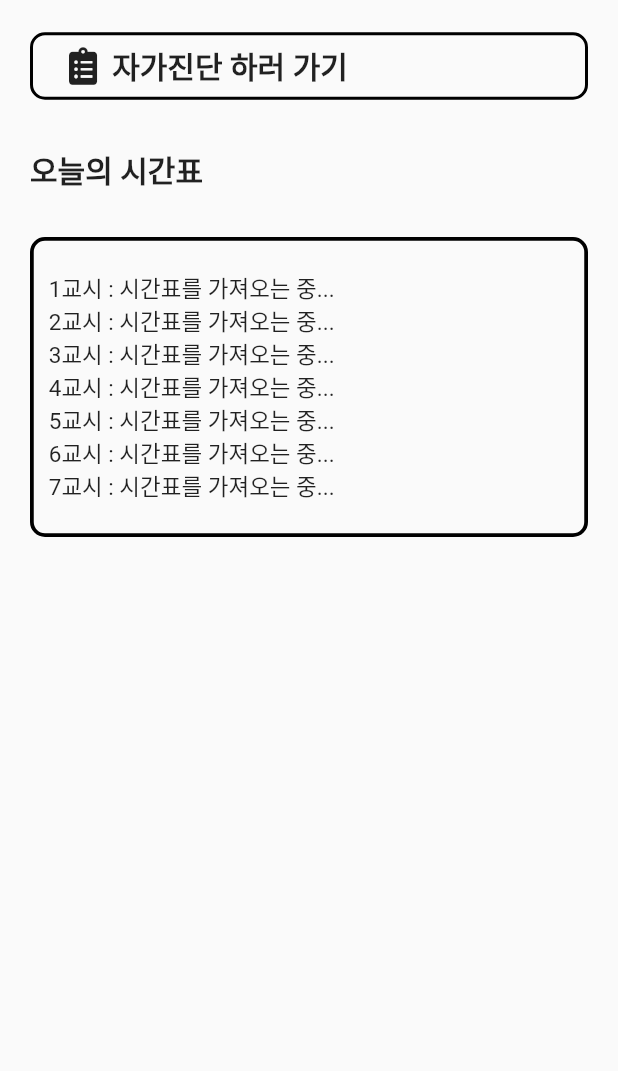
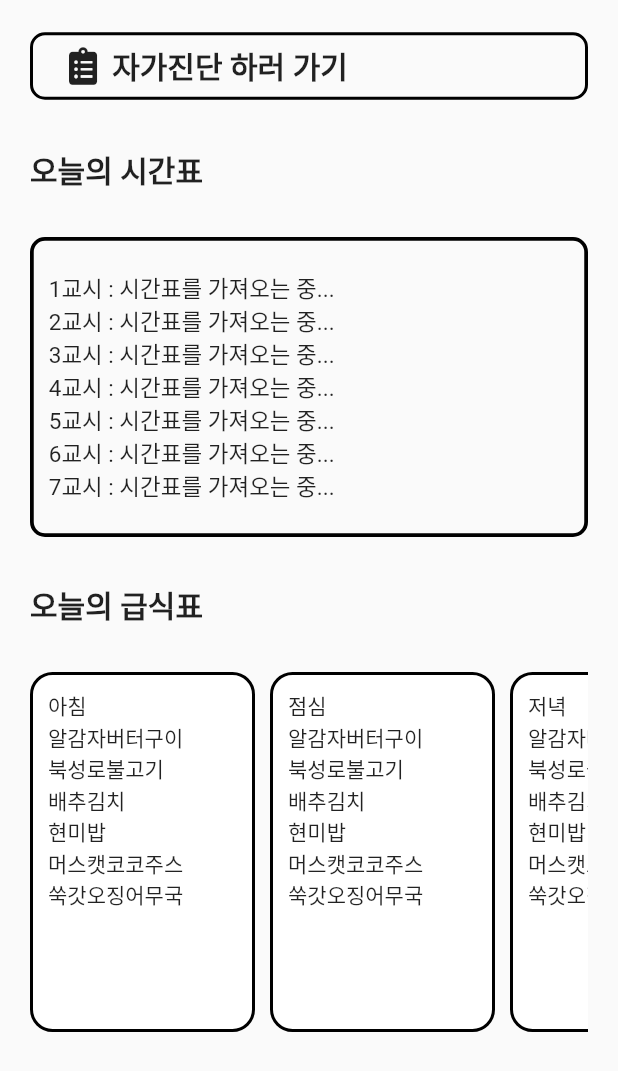
Before and after one commit to diebjackal/school_Imformation, a Flutter app: the screen it shows after launch, on a phone screen of 412 x 824 dp. Shown: the top 1071 px of the screen. Run offline on Flutter 3.47's test engine with Material 2 defaults, Android fonts, the phone set to English and light mode, and no system bars; our stand-ins replace date_format, font_awesome_flutter; missing offline and left inert: schoo_imformation; network calls fail.

Commit message:
[add] 급식
급식 리스트뷰 구현

```diff
--- a/lib/main.dart
+++ b/lib/main.dart
@@ -1,5 +1,6 @@
 import 'package:flutter/cupertino.dart';
 import 'package:flutter/material.dart';
+import 'package:school_imformation/screens/mealTimeTable.dart';
 import 'package:school_imformation/screens/selfDiagnosisScreen.dart';
 import 'package:school_imformation/screens/timeTableScreen.dart';
 import 'package:school_imformation/service/service.dart';
@@ -59,6 +60,7 @@ class _MyHomePageState extends State<MyHomePage> {
             children: [
               SelfDiagnosis(),
               TimeTable(isLoading: isLoading, subject: subject),
+              MealTimeTable(),
             ],
           ),
         ),
--- /dev/null
+++ b/lib/screens/mealTimeTable.dart
@@ -0,0 +1,61 @@
+import 'package:flutter/material.dart';
+import 'package:school_imformation/utility/constants.dart';
+
+class MealTimeTable extends StatefulWidget {
+  @override
+  _MealTimeTableState createState() => _MealTimeTableState();
+}
+
+class _MealTimeTableState extends State<MealTimeTable> {
+  List<String> mealTime = ["아침", "점심", "저녁"];
+  List<String> meal = [
+    "알감자버터구이",
+    "북성로불고기",
+    "배추김치",
+    "현미밥",
+    "머스캣코코주스",
+    "쑥갓오징어무국"
+  ];
+  @override
+  Widget build(BuildContext context) {
+    return Column(
+      crossAxisAlignment: CrossAxisAlignment.start,
+      children: <Widget>[
+        Padding(
+          padding: const EdgeInsets.symmetric(vertical: 30),
+          child: Text(
+            "오늘의 급식표",
+            style: todayTimeTableTextStyle,
+          ),
+        ),
+        Container(
+          height: 240,
+          child: ListView.builder(
+            scrollDirection: Axis.horizontal,
+            itemCount: 3,
+            itemBuilder: (context, index) {
+              return Container(
+                margin: EdgeInsets.only(right: 10),
+                padding: EdgeInsets.all(10),
+                width: 150,
+                decoration: BoxDecoration(
+                  color: Colors.white,
+                  borderRadius: BorderRadius.circular(15),
+                  border: Border.all(color: Colors.black, width: 2),
+                ),
+                child: Column(
+                  crossAxisAlignment: CrossAxisAlignment.start,
+                  children: [
+                    Text("${mealTime[index]}"),
+                    for (int index = 0; index < meal.length; index++)
+                      Text('${meal[index]}'),
+                  ],
+                ),
+              );
+            },
+          ),
+        ),
+      ],
+    );
+  }
+}
--- a/lib/screens/selfDiagnosisScreen.dart
+++ b/lib/screens/selfDiagnosisScreen.dart
@@ -1,5 +1,6 @@
 import 'package:flutter/material.dart';
 import 'package:font_awesome_flutter/font_awesome_flutter.dart';
+import 'package:school_imformation/utility/constants.dart';
 import 'package:url_launcher/url_launcher.dart';
 
 class SelfDiagnosis extends StatefulWidget {
@@ -13,24 +14,14 @@ class _SelfDiagnosisState extends State<SelfDiagnosis> {
   @override
   Widget build(BuildContext context) {
     return FlatButton(
-      shape: RoundedRectangleBorder(
-        side:
-            BorderSide(color: Colors.black, width: 2, style: BorderStyle.solid),
-        borderRadius: BorderRadius.circular(10),
-      ),
+      shape: selfDiagnosisButtonShape(),
       onPressed: () => launch(_selfDiagnosis),
       child: Row(
         children: <Widget>[
           Padding(
               padding: EdgeInsets.all(10),
-              child: FaIcon(
-                FontAwesomeIcons.clipboardList,
-                size: 25,
-              )),
-          Text(
-            "자가진단 하러 가기",
-            style: TextStyle(fontWeight: FontWeight.bold, fontSize: 20),
-          ),
+              child: FaIcon(FontAwesomeIcons.clipboardList, size: 25)),
+          Text("자가진단 하러 가기", style: selfDiagnosisTextStyle),
         ],
       ),
     );
--- a/lib/screens/timeTableScreen.dart
+++ b/lib/screens/timeTableScreen.dart
@@ -1,4 +1,5 @@
 import 'package:flutter/material.dart';
+import 'package:school_imformation/utility/constants.dart';
 
 class TimeTable extends StatelessWidget {
   const TimeTable({
@@ -19,23 +20,14 @@ class TimeTable extends StatelessWidget {
           padding: const EdgeInsets.symmetric(vertical: 30),
           child: Text(
             "오늘의 시간표",
-            style: TextStyle(
-              fontWeight: FontWeight.bold,
-              fontSize: 20,
-            ),
+            style: todayTimeTableTextStyle,
           ),
         ),
         Container(
           padding: const EdgeInsets.only(left: 10),
           width: double.infinity,
           height: 200,
-          decoration: BoxDecoration(
-            border: Border.all(
-              color: Colors.black,
-              width: 2.5,
-            ),
-            borderRadius: BorderRadius.circular(10),
-          ),
+          decoration: timeTableViewContainerDecoration(),
           child: Column(
             crossAxisAlignment: CrossAxisAlignment.start,
             mainAxisAlignment: MainAxisAlignment.center,
```
Also changed, not shown: pubspec.yaml (+4 -11 lines).
